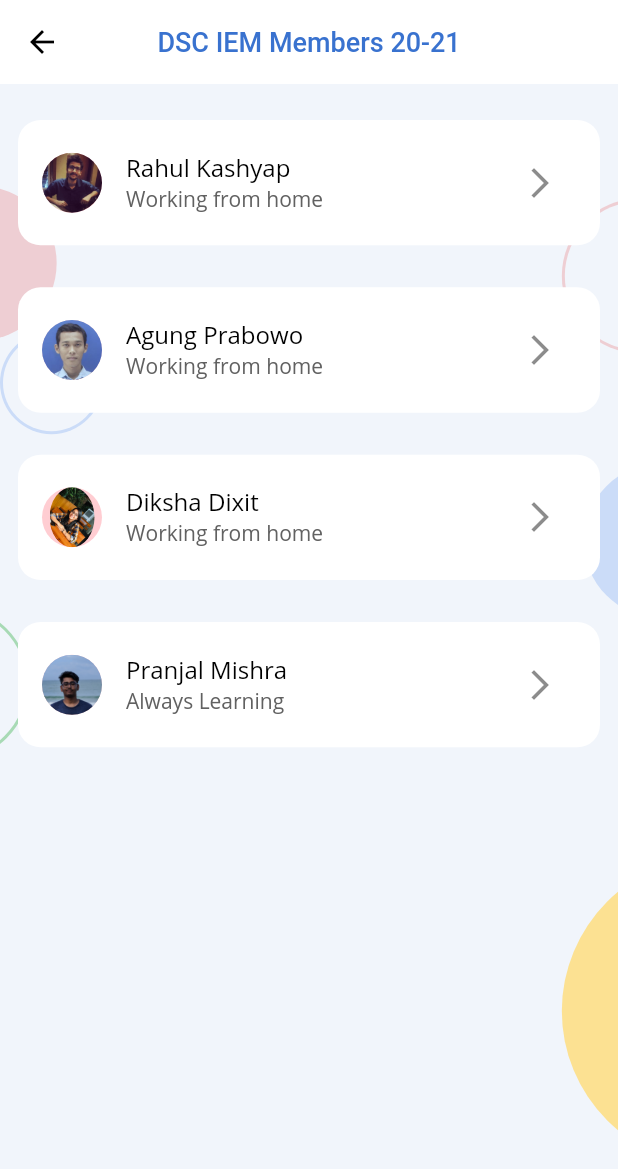
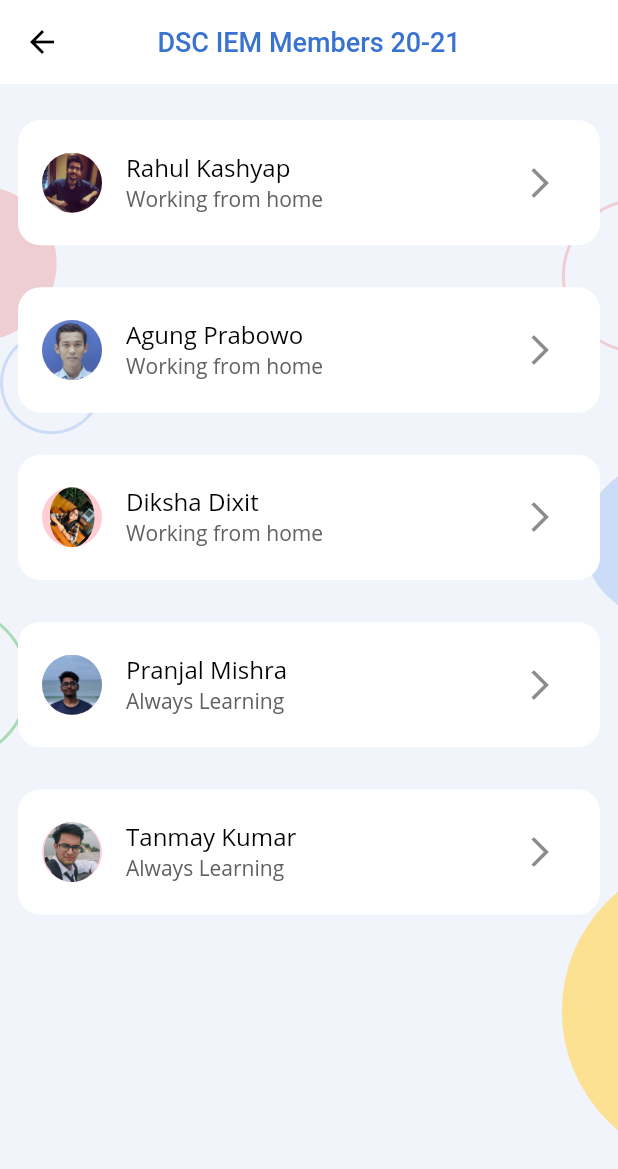
Before and after one commit to dsc-iem/AppDev-Hacktoberfest, a Flutter app: the MembersOverviewScreen screen opened directly, on a phone screen of 412 x 824 dp. Shown: the top 1169 px of the screen. Run offline on Flutter 3.47's test engine with Material 2 defaults, Android fonts, the phone set to English and light mode, and no system bars; our stand-ins replace shared_preferences; missing offline and left inert: circular_reveal_animation; accounts and stored records are empty.

Commit message:
Changed by Tanmay

```diff
--- a/lib/data/all_members.dart
+++ b/lib/data/all_members.dart
@@ -71,6 +71,17 @@ class AllMembers {
         githubUrl: 'https://github.com/Pranjalmishra30',
         linkedInUrl: 'https://www.linkedin.com/in/pranjal-mishra-3a79b0196/',
         status: 'Always Learning'),
+    Member(
+        name: 'Tanmay Kumar',
+        year: '3rd',
+        department: 'Electrical',
+        profilePath: 'assets/profiles/tanmayKumar.png',
+        aboutMe:
+        'I am JAVA developer. I am passionate about learning flutter',
+        fburl: 'https://www.facebook.com/profile.php?id=100008348955224',
+        githubUrl: 'https://github.com/peekaboo5149',
+        linkedInUrl: 'https://www.linkedin.com/in/tanmay-kumar-aaa9991b8/',
+        status: 'Always Learning'),
 
   ];
 
```
Also changed, not shown: assets/profiles/tanmayKumar.png (added), pubspec.lock.
